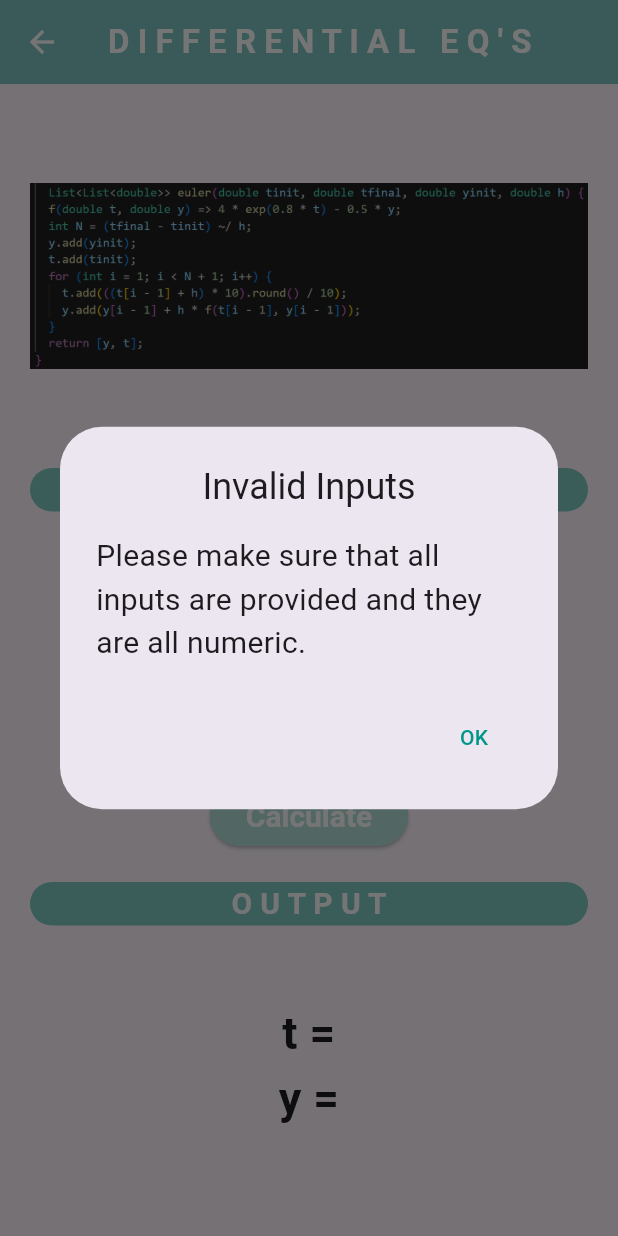
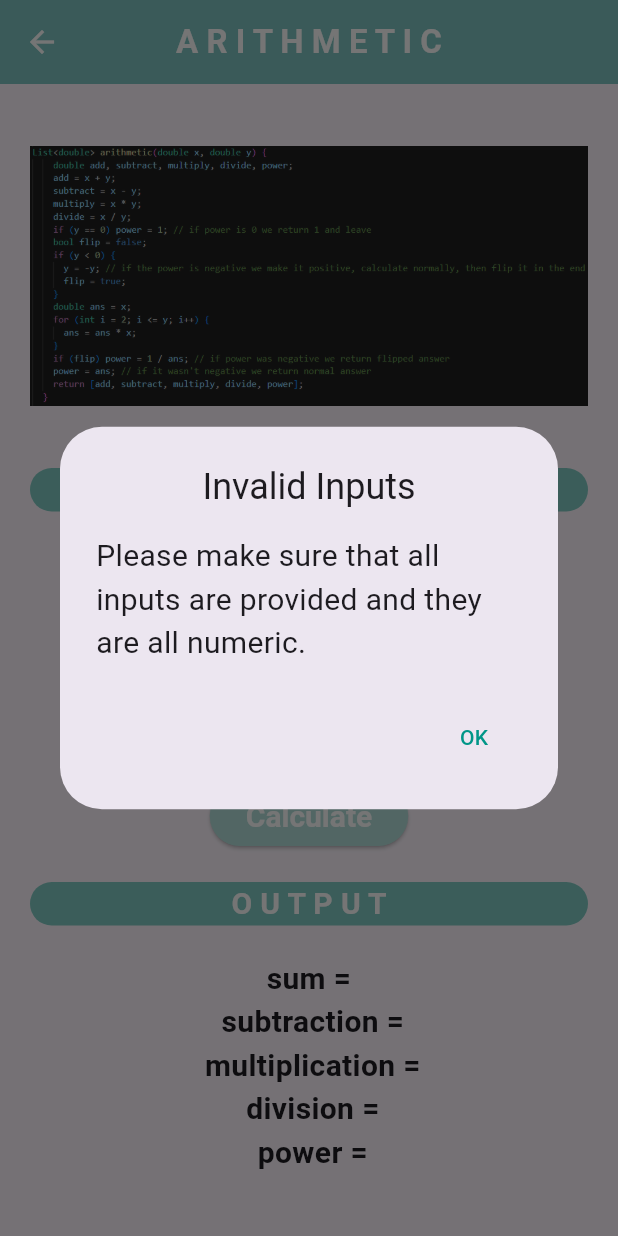
Before and after one commit to JawadZ02/MTH-App, a Flutter app: the ArithmeticPage screen opened directly, after a tap on "Calculate", on a phone screen of 412 x 824 dp. Run offline on Flutter 3.47's test engine with Material 3 defaults, Android fonts, the phone set to English and light mode, and no system bars; drawn by our look-alikes of auto_size_text.

Commit message:
arithmetic_complete

```diff
--- a/lib/main.dart
+++ b/lib/main.dart
@@ -48,7 +48,7 @@ class HomePage extends StatelessWidget {
   @override
   Widget build(BuildContext context) {
 
-    final List<String> buttonNames = ['Arithmetic Operations', 'Boolean Algebra', 'Complex Numbers Operations', 'Differential Equations', 'Factorial', 'Linear Systems', 'Matrices', '2nd order Polynomial solver', 'Series', 'Vectors'];
+    final List<String> buttonNames = ['Arithmetic', 'Boolean Algebra', 'Complex Numbers', 'Differential Equations', 'Factorial', 'Linear Systems', 'Matrices', '2nd order Polynomials', 'Series', 'Vectors'];
     final List<Function()?> navigationFunctions = [
       () => Navigator.push(context, MaterialPageRoute(builder: (context) => const ArithmeticPage())),
       () => Navigator.push(context, MaterialPageRoute(builder: (context) => const BooleanPage())),
--- a/lib/pages/arithmetic.dart
+++ b/lib/pages/arithmetic.dart
@@ -11,28 +11,38 @@ class ArithmeticPage extends StatefulWidget {
 
 class _ArithmeticPageState extends State<ArithmeticPage> {
   // inputs
-  String yinit = '';
-  String h = '';
-  String tinit = '';
-  String tfinal = '';
+  String x = '';
+  String y = '';
 
   // outputs
-  List<double> y = [];
-  List<double> t = [];
+  double add = 0;
+  double subtract = 0;
+  double multiply = 0;
+  double divide = 0;
+  double power = 0;
 
-  List<List<double>> euler(
-      double tinit, double tfinal, double yinit, double h) {
-    List<double> y = [];
-    List<double> t = [];
-    f(double t, double y) => 4 * exp(0.8 * t) - 0.5 * y;
-    int N = (tfinal - tinit) ~/ h;
-    y.add(yinit);
-    t.add(tinit);
-    for (int i = 1; i < N + 1; i++) {
-      t.add(((t[i - 1] + h) * 10).round() / 10);
-      y.add(y[i - 1] + h * f(t[i - 1], y[i - 1]));
+  //flags
+  int error = 0;
+
+List<double> arithmetic(double x, double y) {
+    double add, subtract, multiply, divide, power;
+    add = x + y;
+    subtract = x - y;
+    multiply = x * y;
+    divide = x / y;
+    if (y == 0) power = 1; // if power is 0 we return 1 and leave
+    bool flip = false;
+    if (y < 0) {
+      y = -y; // if the power is negative we make it positive, calculate normally, then flip it in the end
+      flip = true;
     }
-    return [y, t];
+    double ans = x;
+    for (int i = 2; i <= y; i++) {
+      ans = ans * x;
+    }
+    if (flip) power = 1 / ans; // if power was negative we return flipped answer
+    power = ans; // if it wasn't negative we return normal answer
+    return [add, subtract, multiply, divide, power];
   }
 
   @override
@@ -42,7 +52,7 @@ class _ArithmeticPageState extends State<ArithmeticPage> {
           false, // Set to false to prevent squashing the app when keyboard is open
       appBar: AppBar(
         title: const Text(
-          'D I F F E R E N T I A L   E Q \' S',
+          'A R I T H M E T I C',
           style: TextStyle(fontWeight: FontWeight.bold),
         ),
         centerTitle: true,
@@ -59,7 +69,7 @@ class _ArithmeticPageState extends State<ArithmeticPage> {
                 margin: const EdgeInsets.fromLTRB(20, 20, 20, 20),
                 //decoration: BoxDecoration(border: Border.all(width: 1, color: Colors.grey)),
                 child: const Image(
-                  image: AssetImage('images/Euler_Code.png'),
+                  image: AssetImage('images/Arithmetic_Code.png'),
                 ),
               ),
             ),
@@ -94,14 +104,14 @@ class _ArithmeticPageState extends State<ArithmeticPage> {
                               flex: 3,
                               child: TextField(
                                 onChanged: (value) {
-                                  yinit = value;
+                                  x = value;
                                 },
                                 style: const TextStyle(fontSize: 20),
                                 cursorColor: Colors.teal[200],
                                 textAlign: TextAlign.center,
                                 decoration: InputDecoration(
                                   fillColor: Colors.teal[200],
-                                  hintText: 'yinit',
+                                  hintText: 'x',
                                   hintStyle:
                                       const TextStyle(color: Colors.grey),
                                   border: OutlineInputBorder(
@@ -122,14 +132,14 @@ class _ArithmeticPageState extends State<ArithmeticPage> {
                               flex: 3,
                               child: TextField(
                                 onChanged: (value) {
-                                  h = value;
+                                  y = value;
                                 },
                                 style: const TextStyle(fontSize: 20),
                                 cursorColor: Colors.teal[200],
                                 textAlign: TextAlign.center,
                                 decoration: InputDecoration(
                                   fillColor: Colors.teal[200],
-                                  hintText: 'h',
+                                  hintText: 'y',
                                   hintStyle:
                                       const TextStyle(color: Colors.grey),
                                   border: OutlineInputBorder(
@@ -149,107 +159,41 @@ class _ArithmeticPageState extends State<ArithmeticPage> {
                           ],
                         ),
                         const SizedBox(height: 10.0),
-                        Row(
-                          mainAxisAlignment: MainAxisAlignment.center,
-                          children: [
-                            const Spacer(),
-                            Expanded(
-                              flex: 3,
-                              child: TextFormField(
-                                onChanged: (value) {
-                                  tinit = value;
-                                },
-                                style: const TextStyle(fontSize: 20),
-                                cursorColor: Colors.teal[200],
-                                textAlign: TextAlign.center,
-                                decoration: InputDecoration(
-                                  fillColor: Colors.teal[200],
-                                  hintText: 'tinit',
-                                  hintStyle:
-                                      const TextStyle(color: Colors.grey),
-                                  border: OutlineInputBorder(
-                                    borderRadius: BorderRadius.circular(10.0),
-                                  ),
-                                  focusedBorder: OutlineInputBorder(
-                                    borderRadius: BorderRadius.circular(10.0),
-                                    borderSide: BorderSide(
-                                      color: Colors.teal[200]!,
-                                      width: 2.0,
-                                    ),
-                                  ),
-                                ),
-                              ),
-                            ),
-                            const Spacer(),
-                            Expanded(
-                              flex: 3,
-                              child: TextField(
-                                onChanged: (value) {
-                                  tfinal = value;
-                                },
-                                style: const TextStyle(fontSize: 20),
-                                cursorColor: Colors.teal[200],
-                                textAlign: TextAlign.center,
-                                decoration: InputDecoration(
-                                  fillColor: Colors.teal[200],
-                                  hintText: 'tfinal',
-                                  hintStyle:
-                                      const TextStyle(color: Colors.grey),
-                                  border: OutlineInputBorder(
-                                    borderRadius: BorderRadius.circular(10.0),
-                                  ),
-                                  focusedBorder: OutlineInputBorder(
-                                    borderRadius: BorderRadius.circular(10.0),
-                                    borderSide: BorderSide(
-                                      color: Colors.teal[200]!,
-                                      width: 2.0,
-                                    ),
-                                  ),
-                                ),
-                              ),
-                            ),
-                            const Spacer(),
-                          ],
-                        ),
                       ],
                     ),
                     ElevatedButton(
                         onPressed: () {
+                          error = 0;
                           // check if all inputs are valid (not empty and correct types)
                           // if not, then show pop up message
 
                           // remove trailing whitespaces from inputs
-                          tinit = tinit.trim();
-                          tfinal = tfinal.trim();
-                          yinit = yinit.trim();
-                          h = h.trim();
+                          x = x.trim();
+                          y = y.trim();
 
-                          bool inputsNotEmpty = tinit.isNotEmpty &&
-                              tfinal.isNotEmpty &&
-                              yinit.isNotEmpty &&
-                              h.isNotEmpty;
+                          bool inputsNotEmpty = x.isNotEmpty &&
+                              y.isNotEmpty;
                           bool inputsCorrectTypes =
-                              double.tryParse(tinit) != null &&
-                                  double.tryParse(tfinal) != null &&
-                                  double.tryParse(yinit) != null &&
-                                  double.tryParse(h) != null;
+                              double.tryParse(x) != null &&
+                                  double.tryParse(y) != null;
 
                           if (inputsNotEmpty && inputsCorrectTypes) {
                             // all inputs valid, so calculate
 
-                            double tinitValue = double.parse(tinit);
-                            double tfinalValue = double.parse(tfinal);
-                            double yinitValue = double.parse(yinit);
-                            double hValue = double.parse(h);
+                            double input1 = double.parse(x);
+                            double input2 = double.parse(y);
 
-                            List<List<double>> result = euler(
-                                tinitValue, tfinalValue, yinitValue, hValue);
+                            List<double> answer = arithmetic(input1, input2);
 
                             setState(() {
-                              y = result[0];
-                              t = result[1];
+                               add = answer[0];
+                               subtract = answer[1];
+                               multiply= answer[2];
+                               divide= answer[3];
+                               power= answer[4];
                             });
                           } else {
+                            error = 1;
                             // inputs invalid, so show pop up message
                             showDialog(
                               context: context,
@@ -281,13 +225,16 @@ class _ArithmeticPageState extends State<ArithmeticPage> {
                             );
 
                             setState(() {
-                              y = [];
-                              t = [];
+                              add = 0;
+                              subtract = 0;
+                              multiply= 0;
+                              divide= 0;
+                              power= 0;
                             });
                           }
 
                           debugPrint(
-                              'h = $h, tinit = $tinit, tfinal = $tfinal, yinit = $yinit, y=$y, t=$t');
+                              'add = $add, subtract = $subtract, multiply = $multiply, divide = $divide, y=$power');
                         },
                         child: const Text('Calculate')),
                   ],
@@ -321,22 +268,15 @@ class _ArithmeticPageState extends State<ArithmeticPage> {
                         mainAxisAlignment: MainAxisAlignment.center,
                         children: [
                           AutoSizeText(
-                            't = ${t.map((double value) => value.toStringAsFixed(1)).join(', ')}',
+                            error == 0
+                                ? 'sum = $add\n subtraction = $subtract\n multiplication = $multiply\n division = $divide\n power = $power\n'
+                                : 'sum =\n subtraction =\n multiplication =\n division =\n power =\n',
                             textAlign: TextAlign.center,
                             style: const TextStyle(
-                              fontSize: 30,
+                              fontSize: 20,
                               fontWeight: FontWeight.bold,
                             ),
-                            maxLines: 2,
-                          ),
-                          AutoSizeText(
-                            'y = ${y.map((double value) => value.toStringAsFixed(2)).join(', ')}',
-                            textAlign: TextAlign.center,
-                            style: const TextStyle(
-                              fontSize: 30,
-                              fontWeight: FontWeight.bold,
-                            ),
-                            maxLines: 3,
+                            maxLines: 5,
                           ),
                         ],
                       ),
--- a/pubspec.yaml
+++ b/pubspec.yaml
@@ -61,10 +61,7 @@ flutter:
 
   # To add assets to your application, add an assets section, like this:
   assets:
-    - images/Euler_Code.png
-    - images/Factorial_Code.png
-    - images/Matrices_Code.png
-    - images/Series_Code.png
+    - images/
 
   # An image asset can refer to one or more resolution-specific "variants", see
   # https://flutter.dev/assets-and-images/#resolution-aware
```
Also changed, not shown: images/Arithmetic_Code.png (added).
